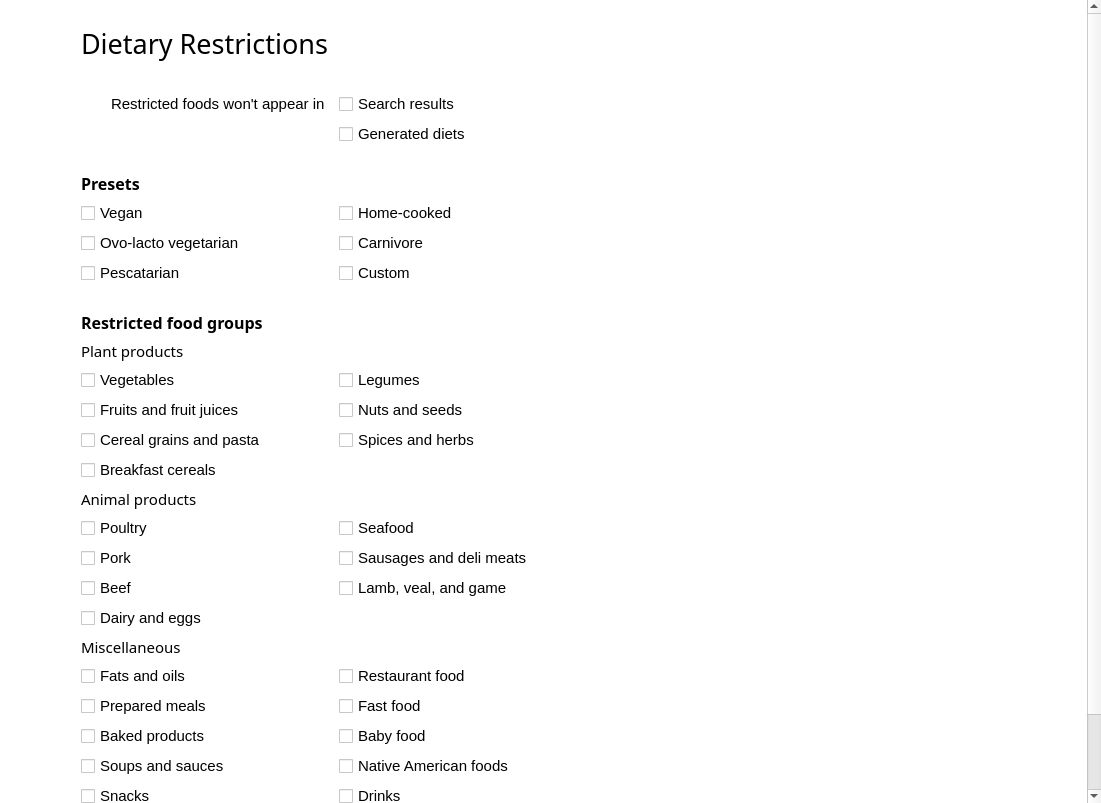
Old version of the form ui/ui_reswidget.ui in the repository josh-minch/spartan.
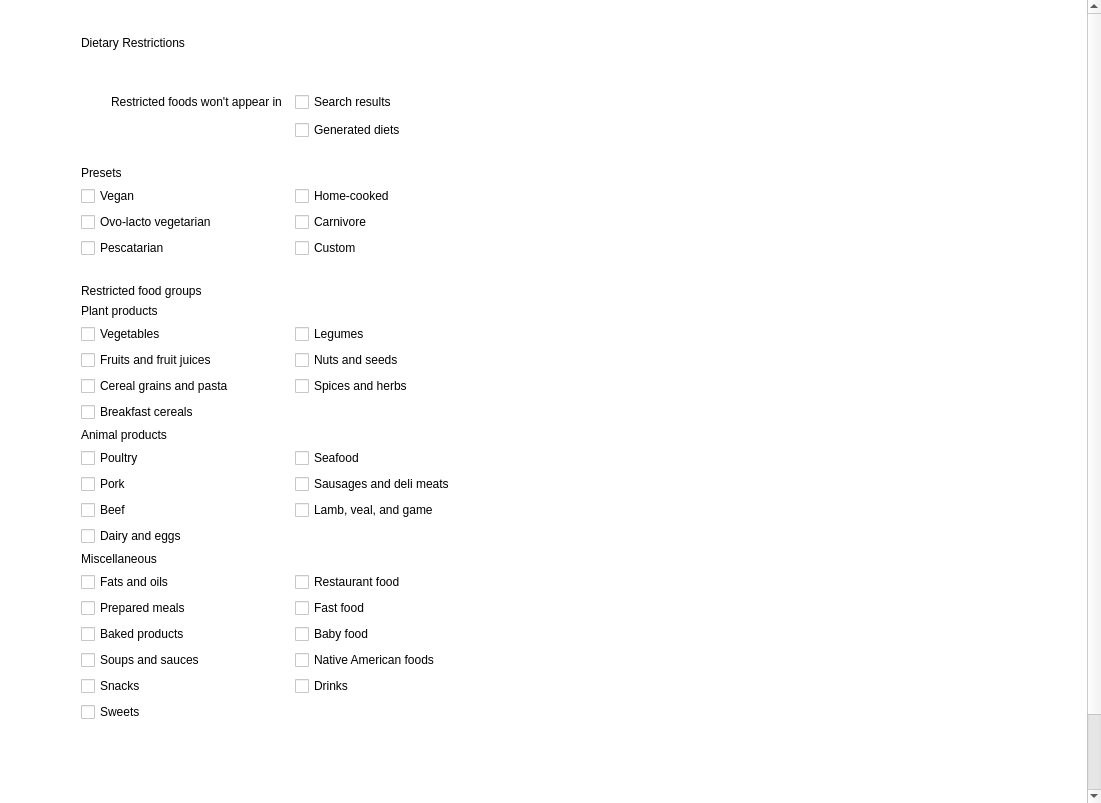
New version of the form. Icons and pictures are not drawn.

Commit message: Generalize font setting

```diff
--- a/ui/ui_reswidget.ui
+++ b/ui/ui_reswidget.ui
@@ -80,12 +80,6 @@
     </disabled>
    </palette>
   </property>
-  <property name="font">
-   <font>
-    <family>Segoe UI</family>
-    <pointsize>11</pointsize>
-   </font>
-  </property>
   <property name="windowTitle">
    <string>Spartan - Preferences</string>
   </property>
@@ -148,12 +142,6 @@
          </property>
          <item row="0" column="1">
           <widget class="QLabel" name="label_4">
-           <property name="font">
-            <font>
-             <family>Segoe UI Semilight</family>
-             <pointsize>20</pointsize>
-            </font>
-           </property>
            <property name="text">
             <string>Dietary Restrictions</string>
            </property>
@@ -209,12 +197,6 @@
            </property>
            <item row="24" column="0" colspan="2">
             <widget class="QCheckBox" name="snack">
-             <property name="font">
-              <font>
-               <family>Segoe UI</family>
-               <pointsize>11</pointsize>
-              </font>
-             </property>
              <property name="layoutDirection">
               <enum>Qt::LeftToRight</enum>
              </property>
@@ -270,12 +252,6 @@
            </item>
            <item row="13" column="0" colspan="2">
             <widget class="QCheckBox" name="breakfast">
-             <property name="font">
-              <font>
-               <family>Segoe UI</family>
-               <pointsize>11</pointsize>
-              </font>
-             </property>
              <property name="layoutDirection">
               <enum>Qt::LeftToRight</enum>
              </property>
@@ -292,12 +268,6 @@
            </item>
            <item row="21" column="2">
             <widget class="QCheckBox" name="fast">
-             <property name="font">
-              <font>
-               <family>Segoe UI</family>
-               <pointsize>11</pointsize>
-              </font>
-             </property>
              <property name="layoutDirection">
               <enum>Qt::LeftToRight</enum>
              </property>
@@ -314,12 +284,6 @@
            </item>
            <item row="20" column="0" colspan="2">
             <widget class="QCheckBox" name="fat">
-             <property name="font">
-              <font>
-               <family>Segoe UI</family>
-               <pointsize>11</pointsize>
-              </font>
-             </property>
              <property name="layoutDirection">
               <enum>Qt::LeftToRight</enum>
              </property>
@@ -336,12 +300,6 @@
            </item>
            <item row="12" column="0" colspan="2">
             <widget class="QCheckBox" name="cereal">
-             <property name="font">
-              <font>
-               <family>Segoe UI</family>
-               <pointsize>11</pointsize>
-              </font>
-             </property>
              <property name="layoutDirection">
               <enum>Qt::LeftToRight</enum>
              </property>
@@ -358,11 +316,6 @@
            </item>
            <item row="14" column="0">
             <widget class="QLabel" name="label_2">
-             <property name="font">
-              <font>
-               <family>Segoe UI Semibold</family>
-              </font>
-             </property>
              <property name="text">
               <string>Animal products</string>
              </property>
@@ -383,12 +336,6 @@
            </item>
            <item row="11" column="0" colspan="2">
             <widget class="QCheckBox" name="fruit">
-             <property name="font">
-              <font>
-               <family>Segoe UI</family>
-               <pointsize>11</pointsize>
-              </font>
-             </property>
              <property name="layoutDirection">
               <enum>Qt::LeftToRight</enum>
              </property>
@@ -411,14 +358,6 @@
            </item>
            <item row="15" column="2">
             <widget class="QCheckBox" name="seafood">
-             <property name="font">
-              <font>
-               <family>Segoe UI</family>
-               <pointsize>11</pointsize>
-               <weight>50</weight>
-               <bold>false</bold>
-              </font>
-             </property>
              <property name="layoutDirection">
               <enum>Qt::LeftToRight</enum>
              </property>
@@ -435,12 +374,6 @@
            </item>
            <item row="24" column="2">
             <widget class="QCheckBox" name="drink">
-             <property name="font">
-              <font>
-               <family>Segoe UI</family>
-               <pointsize>11</pointsize>
-              </font>
-             </property>
              <property name="layoutDirection">
               <enum>Qt::LeftToRight</enum>
              </property>
@@ -457,12 +390,6 @@
            </item>
            <item row="20" column="2">
             <widget class="QCheckBox" name="restaurant">
-             <property name="font">
-              <font>
-               <family>Segoe UI</family>
-               <pointsize>11</pointsize>
-              </font>
-             </property>
              <property name="layoutDirection">
               <enum>Qt::LeftToRight</enum>
              </property>
@@ -492,12 +419,6 @@
            </item>
            <item row="17" column="2">
             <widget class="QCheckBox" name="lamb">
-             <property name="font">
-              <font>
-               <family>Segoe UI</family>
-               <pointsize>11</pointsize>
-              </font>
-             </property>
              <property name="layoutDirection">
               <enum>Qt::LeftToRight</enum>
              </property>
@@ -514,14 +435,6 @@
            </item>
            <item row="3" column="0" colspan="2">
             <widget class="QLabel" name="label_6">
-             <property name="font">
-              <font>
-               <family>Segoe UI Semibold</family>
-               <pointsize>12</pointsize>
-               <weight>75</weight>
-               <bold>true</bold>
-              </font>
-             </property>
              <property name="text">
               <string>Presets</string>
              </property>
@@ -542,12 +455,6 @@
            </item>
            <item row="16" column="0" colspan="2">
             <widget class="QCheckBox" name="pork">
-             <property name="font">
-              <font>
-               <family>Segoe UI</family>
-               <pointsize>11</pointsize>
-              </font>
-             </property>
              <property name="layoutDirection">
               <enum>Qt::LeftToRight</enum>
              </property>
@@ -574,12 +481,6 @@
            </item>
            <item row="25" column="0" colspan="2">
             <widget class="QCheckBox" name="sweet">
-             <property name="font">
-              <font>
-               <family>Segoe UI</family>
-               <pointsize>11</pointsize>
-              </font>
-             </property>
              <property name="layoutDirection">
               <enum>Qt::LeftToRight</enum>
              </property>
@@ -596,14 +497,6 @@
            </item>
            <item row="8" column="0" colspan="3">
             <widget class="QLabel" name="label_8">
-             <property name="font">
-              <font>
-               <family>Segoe UI Semibold</family>
-               <pointsize>12</pointsize>
-               <weight>75</weight>
-               <bold>true</bold>
-              </font>
-             </property>
              <property name="text">
               <string>Restricted food groups</string>
              </property>
@@ -611,12 +504,6 @@
            </item>
            <item row="10" column="0">
             <widget class="QCheckBox" name="veg">
-             <property name="font">
-              <font>
-               <family>Segoe UI</family>
-               <pointsize>11</pointsize>
-              </font>
-             </property>
              <property name="layoutDirection">
               <enum>Qt::LeftToRight</enum>
              </property>
@@ -633,12 +520,6 @@
            </item>
            <item row="11" column="2">
             <widget class="QCheckBox" name="nut">
-             <property name="font">
-              <font>
-               <family>Segoe UI</family>
-               <pointsize>11</pointsize>
-              </font>
-             </property>
              <property name="layoutDirection">
               <enum>Qt::LeftToRight</enum>
              </property>
@@ -665,11 +546,6 @@
            </item>
            <item row="19" column="0">
             <widget class="QLabel" name="label_3">
-             <property name="font">
-              <font>
-               <family>Segoe UI Semibold</family>
-              </font>
-             </property>
              <property name="text">
               <string>Miscellaneous</string>
              </property>
@@ -677,12 +553,6 @@
            </item>
            <item row="12" column="2">
             <widget class="QCheckBox" name="spice">
-             <property name="font">
-              <font>
-               <family>Segoe UI</family>
-               <pointsize>11</pointsize>
-              </font>
-             </property>
              <property name="layoutDirection">
               <enum>Qt::LeftToRight</enum>
              </property>
@@ -699,12 +569,6 @@
            </item>
            <item row="10" column="2">
             <widget class="QCheckBox" name="legume">
-             <property name="font">
-              <font>
-               <family>Segoe UI</family>
-               <pointsize>11</pointsize>
-              </font>
-             </property>
              <property name="layoutDirection">
               <enum>Qt::LeftToRight</enum>
              </property>
@@ -721,12 +585,6 @@
            </item>
            <item row="23" column="2">
             <widget class="QCheckBox" name="american">
-             <property name="font">
-              <font>
-               <family>Segoe UI</family>
-               <pointsize>11</pointsize>
-              </font>
-             </property>
              <property name="layoutDirection">
               <enum>Qt::LeftToRight</enum>
              </property>
@@ -756,12 +614,6 @@
            </item>
            <item row="16" column="2">
             <widget class="QCheckBox" name="sausage">
-             <property name="font">
-              <font>
-               <family>Segoe UI</family>
-               <pointsize>11</pointsize>
-              </font>
-             </property>
              <property name="layoutDirection">
               <enum>Qt::LeftToRight</enum>
              </property>
@@ -794,12 +646,6 @@
            </item>
            <item row="21" column="0" colspan="2">
             <widget class="QCheckBox" name="meal">
-             <property name="font">
-              <font>
-               <family>Segoe UI</family>
-               <pointsize>11</pointsize>
-              </font>
-             </property>
              <property name="layoutDirection">
               <enum>Qt::LeftToRight</enum>
              </property>
@@ -816,12 +662,6 @@
            </item>
            <item row="15" column="0" colspan="2">
             <widget class="QCheckBox" name="poultry">
-             <property name="font">
-              <font>
-               <family>Segoe UI</family>
-               <pointsize>11</pointsize>
-              </font>
-             </property>
              <property name="layoutDirection">
               <enum>Qt::LeftToRight</enum>
              </property>
@@ -851,12 +691,6 @@
            </item>
            <item row="17" column="0" colspan="2">
             <widget class="QCheckBox" name="beef">
-             <property name="font">
-              <font>
-               <family>Segoe UI</family>
-               <pointsize>11</pointsize>
-              </font>
-             </property>
              <property name="layoutDirection">
               <enum>Qt::LeftToRight</enum>
              </property>
@@ -873,12 +707,6 @@
            </item>
            <item row="22" column="2">
             <widget class="QCheckBox" name="baby">
-             <property name="font">
-              <font>
-               <family>Segoe UI</family>
-               <pointsize>11</pointsize>
-              </font>
-             </property>
              <property name="layoutDirection">
               <enum>Qt::LeftToRight</enum>
              </property>
@@ -895,12 +723,6 @@
            </item>
            <item row="22" column="0" colspan="2">
             <widget class="QCheckBox" name="baked">
-             <property name="font">
-              <font>
-               <family>Segoe UI</family>
-               <pointsize>11</pointsize>
-              </font>
-             </property>
              <property name="layoutDirection">
               <enum>Qt::LeftToRight</enum>
              </property>
@@ -933,11 +755,6 @@
            </item>
            <item row="9" column="0">
             <widget class="QLabel" name="label">
-             <property name="font">
-              <font>
-               <family>Segoe UI Semibold</family>
-              </font>
-             </property>
              <property name="text">
               <string>Plant products</string>
              </property>
@@ -955,14 +772,6 @@
            </item>
            <item row="18" column="0">
             <widget class="QCheckBox" name="dairy">
-             <property name="font">
-              <font>
-               <family>Segoe UI</family>
-               <pointsize>11</pointsize>
-               <weight>50</weight>
-               <bold>false</bold>
-              </font>
-             </property>
              <property name="layoutDirection">
               <enum>Qt::LeftToRight</enum>
              </property>
@@ -979,12 +788,6 @@
            </item>
            <item row="23" column="0" colspan="2">
             <widget class="QCheckBox" name="soup">
-             <property name="font">
-              <font>
-               <family>Segoe UI</family>
-               <pointsize>11</pointsize>
-              </font>
-             </property>
              <property name="layoutDirection">
               <enum>Qt::LeftToRight</enum>
              </property>
```
Left out of the diff: 10 changed lines with no effect on the pictures. The commit also changes 25 other files.
